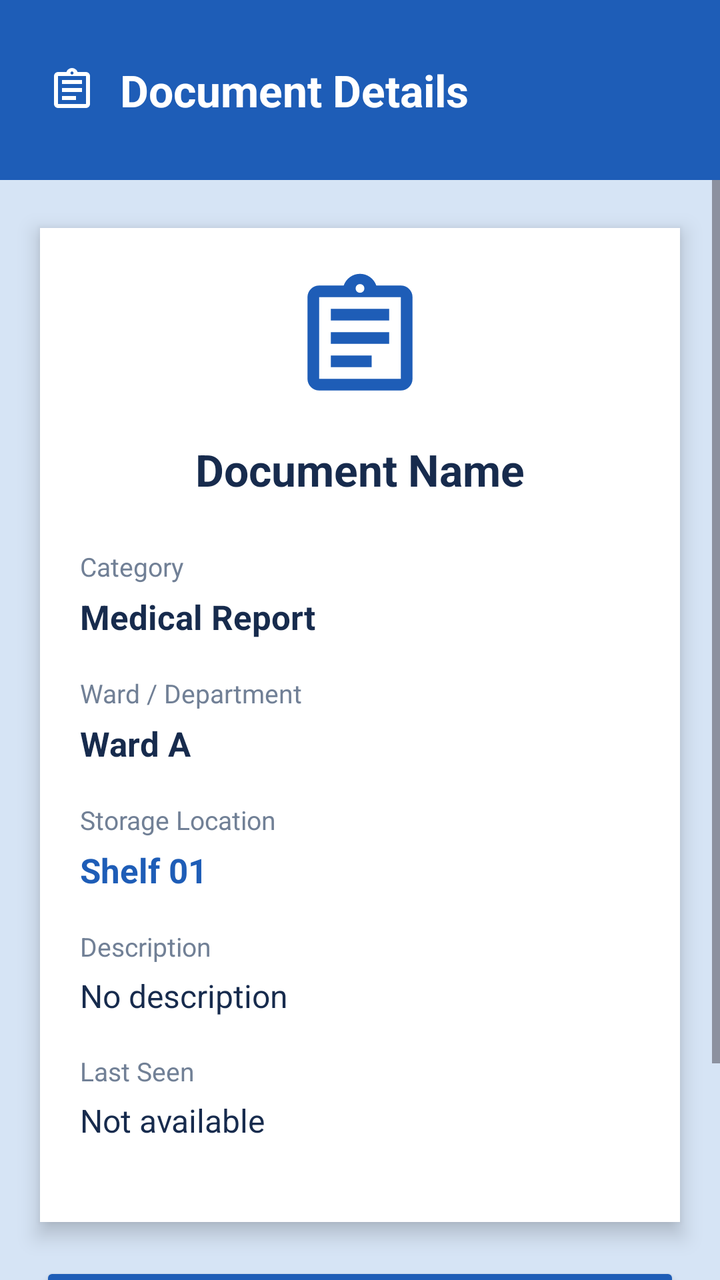
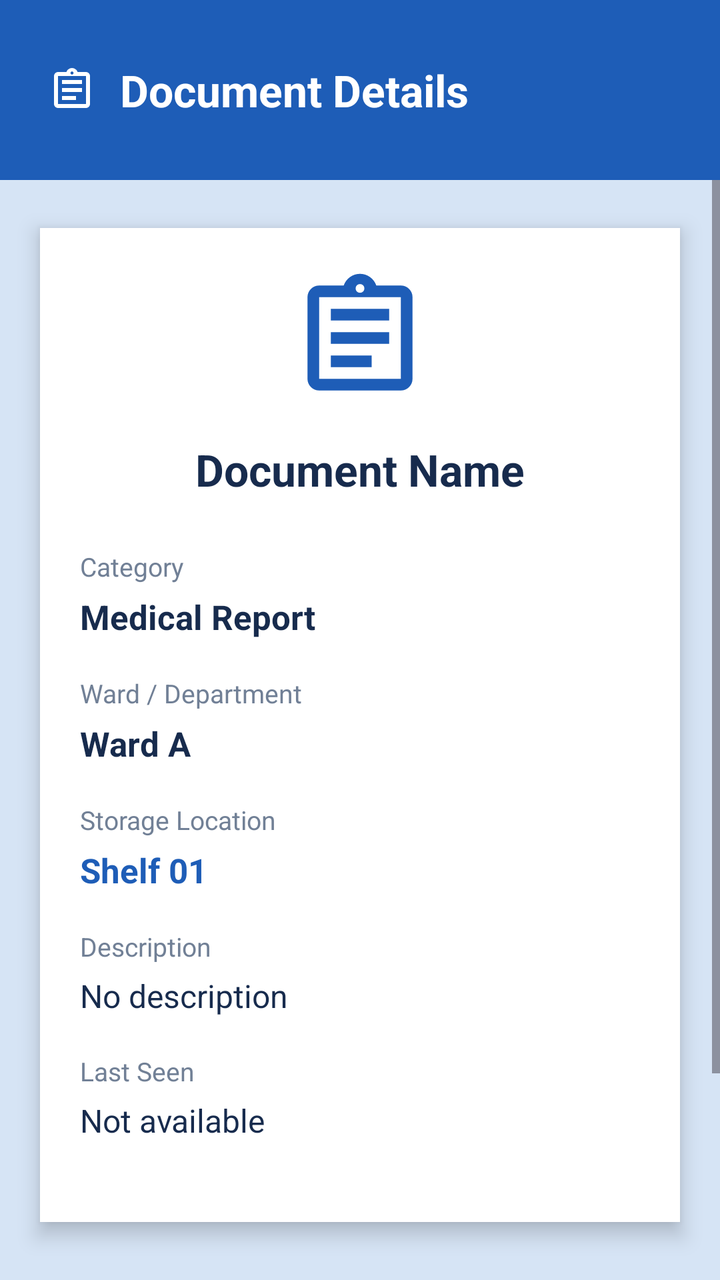

Two renders of the same Android screen: before a commit and after it. Below are the layout's source before the change and the commit's diff.
<!-- AndroidManifest.xml: application theme Theme.HospitalFindDoc -->
<!-- res/layout/activity_document_details.xml -->
<?xml version="1.0" encoding="utf-8"?>
<androidx.constraintlayout.widget.ConstraintLayout
    xmlns:android="http://schemas.android.com/apk/res/android"
    xmlns:app="http://schemas.android.com/apk/res-auto"
    android:layout_width="match_parent"
    android:layout_height="match_parent"
    android:background="#D6E4F5">

    

    <androidx.constraintlayout.widget.ConstraintLayout
        android:id="@+id/headerLayout"
        android:layout_width="0dp"
        android:layout_height="90dp"
        android:background="#1E5DB7"
        app:layout_constraintTop_toTopOf="parent"
        app:layout_constraintStart_toStartOf="parent"
        app:layout_constraintEnd_toEndOf="parent">

        <ImageButton
            android:id="@+id/btnBack"
            android:layout_width="48dp"
            android:layout_height="48dp"
            android:layout_marginStart="12dp"
            android:background="?android:attr/selectableItemBackgroundBorderless"
            android:contentDescription="Back"
            android:src="@drawable/document"
            app:tint="#FFFFFF"
            app:layout_constraintStart_toStartOf="parent"
            app:layout_constraintTop_toTopOf="parent"
            app:layout_constraintBottom_toBottomOf="parent" />

        <TextView
            android:id="@+id/tvTitle"
            android:layout_width="wrap_content"
            android:layout_height="wrap_content"
            android:text="Document Details"
            android:textColor="#FFFFFF"
            android:textSize="22sp"
            android:textStyle="bold"
            app:layout_constraintStart_toEndOf="@id/btnBack"
            app:layout_constraintTop_toTopOf="parent"
            app:layout_constraintBottom_toBottomOf="parent" />

    </androidx.constraintlayout.widget.ConstraintLayout>


    

    <ScrollView
        android:id="@+id/scrollDetails"
        android:layout_width="0dp"
        android:layout_height="0dp"
        android:fillViewport="true"
        app:layout_constraintTop_toBottomOf="@id/headerLayout"
        app:layout_constraintBottom_toBottomOf="parent"
        app:layout_constraintStart_toStartOf="parent"
        app:layout_constraintEnd_toEndOf="parent">

        <androidx.constraintlayout.widget.ConstraintLayout
            android:layout_width="match_parent"
            android:layout_height="wrap_content"
            android:paddingBottom="22dp">


            

            <androidx.constraintlayout.widget.ConstraintLayout
                android:id="@+id/detailsCard"
                android:layout_width="0dp"
                android:layout_height="wrap_content"
                android:layout_marginStart="20dp"
                android:layout_marginTop="24dp"
                android:layout_marginEnd="20dp"
                android:background="#FFFFFF"
                android:elevation="6dp"
                android:padding="20dp"
                app:layout_constraintTop_toTopOf="parent"
                app:layout_constraintStart_toStartOf="parent"
                app:layout_constraintEnd_toEndOf="parent">


                

                <ImageView
                    android:id="@+id/ivDocument"
                    android:layout_width="70dp"
                    android:layout_height="70dp"
                    android:contentDescription="Document"
                    android:src="@drawable/document"
                    app:tint="#1E5DB7"
                    app:layout_constraintTop_toTopOf="parent"
                    app:layout_constraintStart_toStartOf="parent"
                    app:layout_constraintEnd_toEndOf="parent" />


                

                <TextView
                    android:id="@+id/tvDocumentName"
                    android:layout_width="0dp"
                    android:layout_height="wrap_content"
                    android:layout_marginTop="16dp"
                    android:gravity="center"
                    android:text="Document Name"
                    android:textColor="#172B4D"
                    android:textSize="22sp"
                    android:textStyle="bold"
                    app:layout_constraintTop_toBottomOf="@id/ivDocument"
                    app:layout_constraintStart_toStartOf="parent"
                    app:layout_constraintEnd_toEndOf="parent" />


                

                <TextView
                    android:id="@+id/tvCategoryLabel"
                    android:layout_width="wrap_content"
                    android:layout_height="wrap_content"
                    android:layout_marginTop="25dp"
                    android:text="Category"
                    android:textColor="#718096"
                    android:textSize="13sp"
                    app:layout_constraintTop_toBottomOf="@id/tvDocumentName"
                    app:layout_constraintStart_toStartOf="parent" />

                <TextView
                    android:id="@+id/tvCategory"
                    android:layout_width="0dp"
                    android:layout_height="wrap_content"
                    android:layout_marginTop="5dp"
                    android:text="Medical Report"
                    android:textColor="#172B4D"
                    android:textSize="17sp"
                    android:textStyle="bold"
                    app:layout_constraintTop_toBottomOf="@id/tvCategoryLabel"
                    app:layout_constraintStart_toStartOf="parent"
                    app:layout_constraintEnd_toEndOf="parent" />


                

                <TextView
                    android:id="@+id/tvWardLabel"
                    android:layout_width="wrap_content"
                    android:layout_height="wrap_content"
                    android:layout_marginTop="18dp"
                    android:text="Ward / Department"
                    android:textColor="#718096"
                    android:textSize="13sp"
                    app:layout_constraintTop_toBottomOf="@id/tvCategory"
                    app:layout_constraintStart_toStartOf="parent" />

                <TextView
                    android:id="@+id/tvWard"
                    android:layout_width="0dp"
                    android:layout_height="wrap_content"
                    android:layout_marginTop="5dp"
                    android:text="Ward A"
                    android:textColor="#172B4D"
                    android:textSize="17sp"
                    android:textStyle="bold"
                    app:layout_constraintTop_toBottomOf="@id/tvWardLabel"
                    app:layout_constraintStart_toStartOf="parent"
                    app:layout_constraintEnd_toEndOf="parent" />


                

                <TextView
                    android:id="@+id/tvStorageLabel"
                    android:layout_width="wrap_content"
                    android:layout_height="wrap_content"
                    android:layout_marginTop="18dp"
                    android:text="Storage Location"
                    android:textColor="#718096"
                    android:textSize="13sp"
                    app:layout_constraintTop_toBottomOf="@id/tvWard"
                    app:layout_constraintStart_toStartOf="parent" />

                <TextView
                    android:id="@+id/tvStorage"
                    android:layout_width="0dp"
                    android:layout_height="wrap_content"
                    android:layout_marginTop="5dp"
                    android:text="Shelf 01"
                    android:textColor="#1E5DB7"
                    android:textSize="17sp"
                    android:textStyle="bold"
                    app:layout_constraintTop_toBottomOf="@id/tvStorageLabel"
                    app:layout_constraintStart_toStartOf="parent"
                    app:layout_constraintEnd_toEndOf="parent" />


                

                <TextView
                    android:id="@+id/tvDescriptionLabel"
                    android:layout_width="wrap_content"
                    android:layout_height="wrap_content"
                    android:layout_marginTop="18dp"
                    android:text="Description"
                    android:textColor="#718096"
                    android:textSize="13sp"
                    app:layout_constraintTop_toBottomOf="@id/tvStorage"
                    app:layout_constraintStart_toStartOf="parent" />

                <TextView
                    android:id="@+id/tvDescription"
                    android:layout_width="0dp"
                    android:layout_height="wrap_content"
                    android:layout_marginTop="5dp"
                    android:text="No description"
                    android:textColor="#172B4D"
                    android:textSize="16sp"
                    app:layout_constraintTop_toBottomOf="@id/tvDescriptionLabel"
                    app:layout_constraintStart_toStartOf="parent"
                    app:layout_constraintEnd_toEndOf="parent" />


                

                <TextView
                    android:id="@+id/tvLastSeenLabel"
                    android:layout_width="wrap_content"
                    android:layout_height="wrap_content"
                    android:layout_marginTop="18dp"
                    android:text="Last Seen"
                    android:textColor="#718096"
                    android:textSize="13sp"
                    app:layout_constraintTop_toBottomOf="@id/tvDescription"
                    app:layout_constraintStart_toStartOf="parent" />

                <TextView
                    android:id="@+id/tvLastSeen"
                    android:layout_width="0dp"
                    android:layout_height="wrap_content"
                    android:layout_marginTop="5dp"
                    android:layout_marginBottom="20dp"
                    android:text="Not available"
                    android:textColor="#172B4D"
                    android:textSize="16sp"
                    app:layout_constraintTop_toBottomOf="@id/tvLastSeenLabel"
                    app:layout_constraintStart_toStartOf="parent"
                    app:layout_constraintEnd_toEndOf="parent"
                    app:layout_constraintBottom_toBottomOf="parent" />

            </androidx.constraintlayout.widget.ConstraintLayout>


            

            <Button
                android:id="@+id/btnEdit"
                android:layout_width="0dp"
                android:layout_height="55dp"
                android:layout_marginStart="20dp"
                android:layout_marginTop="20dp"
                android:layout_marginEnd="20dp"
                android:backgroundTint="#1E5DB7"
                android:text="EDIT DOCUMENT"
                android:textColor="#FFFFFF"
                android:textStyle="bold"
                app:layout_constraintTop_toBottomOf="@id/detailsCard"
                app:layout_constraintStart_toStartOf="parent"
                app:layout_constraintEnd_toEndOf="parent" />


            

            <Button
                android:id="@+id/btnDelete"
                android:layout_width="0dp"
                android:layout_height="55dp"
                android:layout_marginStart="20dp"
                android:layout_marginTop="12dp"
                android:layout_marginEnd="20dp"
                android:backgroundTint="#D32F2F"
                android:text="DELETE DOCUMENT"
                android:textColor="#FFFFFF"
                android:textStyle="bold"
                app:layout_constraintTop_toBottomOf="@id/btnEdit"
                app:layout_constraintBottom_toBottomOf="parent"
                app:layout_constraintStart_toStartOf="parent"
                app:layout_constraintEnd_toEndOf="parent" />

        </androidx.constraintlayout.widget.ConstraintLayout>

    </ScrollView>

</androidx.constraintlayout.widget.ConstraintLayout>
<!-- resources referenced by this layout -->
<resources>
  <!-- drawable document (drawable) -->
  <vector xmlns:android="http://schemas.android.com/apk/res/android" android:autoMirrored="true" android:height="24dp" android:tint="#000000" android:viewportHeight="960" android:viewportWidth="960" android:width="24dp">
        
      <path android:fillColor="@android:color/white" android:pathData="M200,840Q167,840 143.5,816.5Q120,793 120,760L120,200Q120,167 143.5,143.5Q167,120 200,120L368,120Q381,84 411.5,62Q442,40 480,40Q518,40 548.5,62Q579,84 592,120L760,120Q793,120 816.5,143.5Q840,167 840,200L840,760Q840,793 816.5,816.5Q793,840 760,840L200,840ZM200,760L760,760Q760,760 760,760Q760,760 760,760L760,200Q760,200 760,200Q760,200 760,200L200,200Q200,200 200,200Q200,200 200,200L200,760Q200,760 200,760Q200,760 200,760ZM280,680L560,680L560,600L280,600L280,680ZM280,520L680,520L680,440L280,440L280,520ZM280,360L680,360L680,280L280,280L280,360ZM501.5,161.5Q510,153 510,140Q510,127 501.5,118.5Q493,110 480,110Q467,110 458.5,118.5Q450,127 450,140Q450,153 458.5,161.5Q467,170 480,170Q493,170 501.5,161.5ZM200,760Q200,760 200,760Q200,760 200,760L200,200Q200,200 200,200Q200,200 200,200L200,200Q200,200 200,200Q200,200 200,200L200,760Q200,760 200,760Q200,760 200,760Z"/>
      
  </vector>
  <style name="Theme.HospitalFindDoc" parent="Base.Theme.HospitalFindDoc" />
  <style name="Base.Theme.HospitalFindDoc" parent="Theme.Material3.DayNight.NoActionBar">
          
          
      </style>
</resources>

<!-- the commit's change to res/layout/activity_document_details.xml (unified diff, before → after) -->
@@ -5,8 +5,6 @@
     android:layout_width="match_parent"
     android:layout_height="match_parent"
     android:background="#D6E4F5">
-
-    
 
     <androidx.constraintlayout.widget.ConstraintLayout
         android:id="@+id/headerLayout"
@@ -44,9 +42,6 @@
 
     </androidx.constraintlayout.widget.ConstraintLayout>
 
-
-    
-
     <ScrollView
         android:id="@+id/scrollDetails"
         android:layout_width="0dp"
@@ -61,9 +56,6 @@
             android:layout_width="match_parent"
             android:layout_height="wrap_content"
             android:paddingBottom="22dp">
-
-
-            
 
             <androidx.constraintlayout.widget.ConstraintLayout
                 android:id="@+id/detailsCard"
@@ -79,9 +71,6 @@
                 app:layout_constraintStart_toStartOf="parent"
                 app:layout_constraintEnd_toEndOf="parent">
 
-
-                
-
                 <ImageView
                     android:id="@+id/ivDocument"
                     android:layout_width="70dp"
@@ -93,9 +82,6 @@
                     app:layout_constraintStart_toStartOf="parent"
                     app:layout_constraintEnd_toEndOf="parent" />
 
-
-                
-
                 <TextView
                     android:id="@+id/tvDocumentName"
                     android:layout_width="0dp"
@@ -110,9 +96,6 @@
                     app:layout_constraintStart_toStartOf="parent"
                     app:layout_constraintEnd_toEndOf="parent" />
 
-
-                
-
                 <TextView
                     android:id="@+id/tvCategoryLabel"
                     android:layout_width="wrap_content"
@@ -136,9 +119,6 @@
                     app:layout_constraintTop_toBottomOf="@id/tvCategoryLabel"
                     app:layout_constraintStart_toStartOf="parent"
                     app:layout_constraintEnd_toEndOf="parent" />
-
-
-                
 
                 <TextView
                     android:id="@+id/tvWardLabel"
@@ -217,9 +197,6 @@
                     app:layout_constraintStart_toStartOf="parent"
                     app:layout_constraintEnd_toEndOf="parent" />
 
-
-                
-
                 <TextView
                     android:id="@+id/tvLastSeenLabel"
                     android:layout_width="wrap_content"
@@ -246,34 +223,28 @@
                     app:layout_constraintBottom_toBottomOf="parent" />
 
             </androidx.constraintlayout.widget.ConstraintLayout>
-
-
-            
 
             <Button
                 android:id="@+id/btnEdit"
                 android:layout_width="0dp"
                 android:layout_height="55dp"
                 android:layout_marginStart="20dp"
-                android:layout_marginTop="20dp"
+                android:layout_marginTop="24dp"
                 android:layout_marginEnd="20dp"
                 android:backgroundTint="#1E5DB7"
                 android:text="EDIT DOCUMENT"
                 android:textColor="#FFFFFF"
                 android:textStyle="bold"
-                app:layout_constraintTop_toBottomOf="@id/detailsCard"
+                app:layout_constraintEnd_toEndOf="parent"
+                app:layout_constraintHorizontal_bias="0.0"
                 app:layout_constraintStart_toStartOf="parent"
-                app:layout_constraintEnd_toEndOf="parent" />
-
-
-            
+                app:layout_constraintTop_toBottomOf="@id/detailsCard" />
 
             <Button
                 android:id="@+id/btnDelete"
                 android:layout_width="0dp"
                 android:layout_height="55dp"
                 android:layout_marginStart="20dp"
-                android:layout_marginTop="12dp"
                 android:layout_marginEnd="20dp"
                 android:backgroundTint="#D32F2F"
                 android:text="DELETE DOCUMENT"
